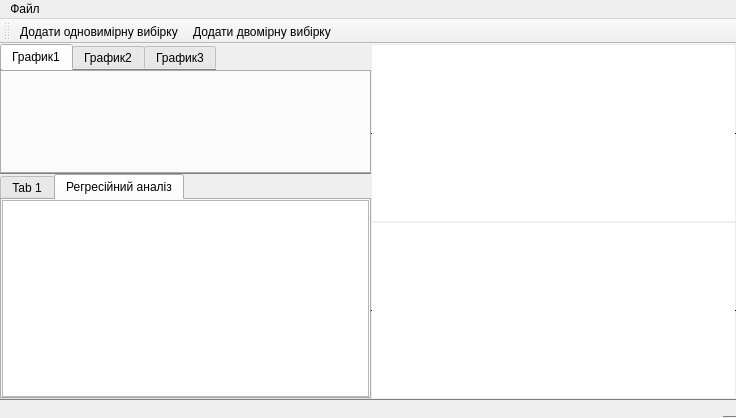
Old version of the form mainwindow.ui in the repository RdEErAqUa/Quau2.
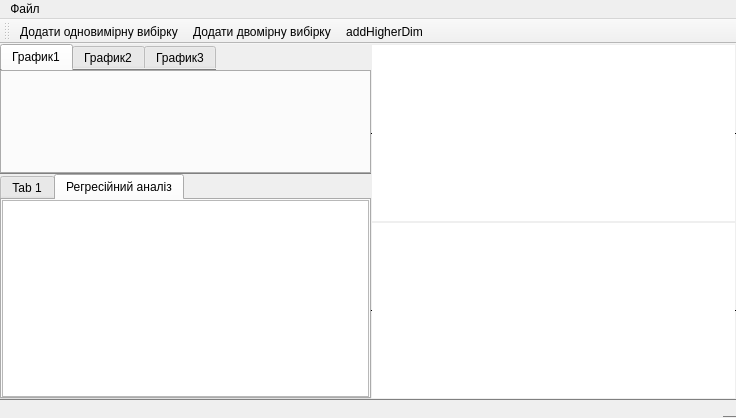
New version of the form. Icons and pictures are not drawn. Custom widgets are drawn as their Qt base class.

The edit to the form file:
```diff
--- a/mainwindow.ui
+++ b/mainwindow.ui
@@ -331,6 +331,7 @@
    </attribute>
    <addaction name="actionAddSample"/>
    <addaction name="actionAddTwoDimSample"/>
+   <addaction name="actionaddHigherDim"/>
   </widget>
   <action name="actionAddSample">
    <property name="icon">
@@ -350,6 +351,15 @@
     <string>Додати двомірну вибірку</string>
    </property>
   </action>
+  <action name="actionaddHigherDim">
+   <property name="icon">
+    <iconset resource="resource.qrc">
+     <normaloff>:/new/img/toolBar/file_add.png</normaloff>:/new/img/toolBar/file_add.png</iconset>
+   </property>
+   <property name="text">
+    <string>addHigherDim</string>
+   </property>
+  </action>
  </widget>
  <customwidgets>
   <customwidget>
```
